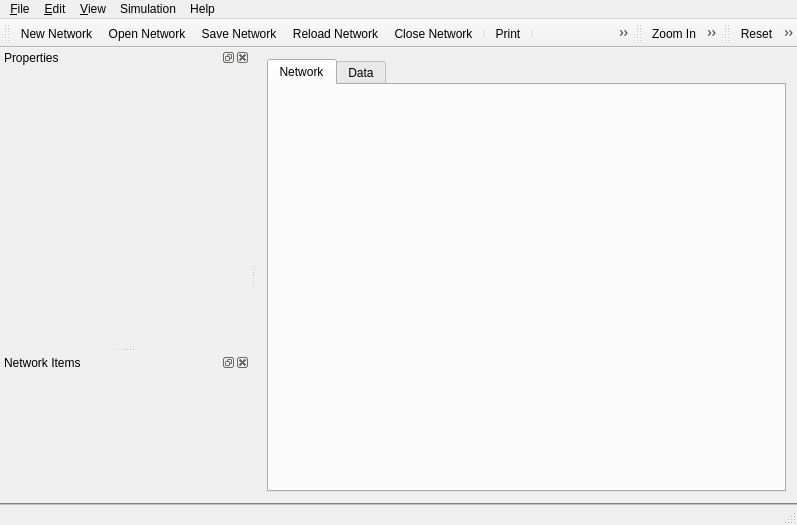
The window that src/neurogui/mainwindow.ui (chalcolith/neurolab) describes before a commit, drawn with Qt 5.
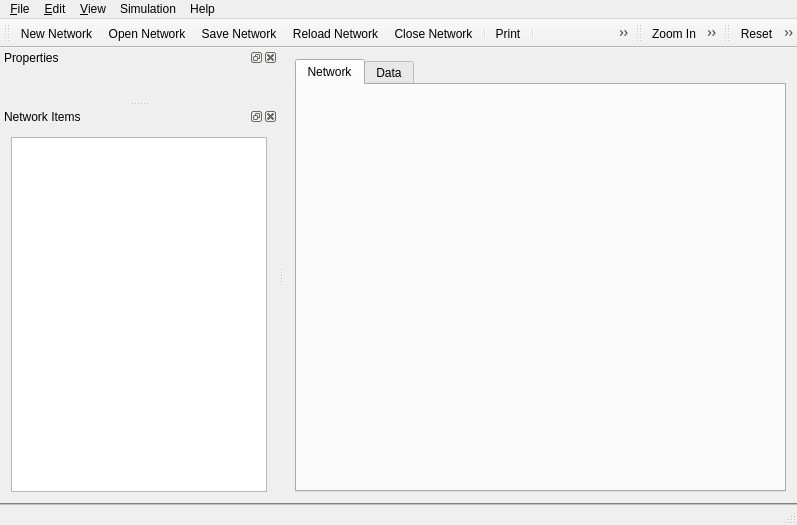
The same window after the commit. Icons and pictures are not drawn. Custom widgets are drawn as their Qt base class.

Commit message: work on item lists

Diff of the .ui file:
```diff
--- a/src/neurogui/mainwindow.ui
+++ b/src/neurogui/mainwindow.ui
@@ -227,7 +227,23 @@
    <attribute name="dockWidgetArea">
     <number>1</number>
    </attribute>
-   <widget class="QWidget" name="itemsContents"/>
+   <widget class="QWidget" name="itemsContents">
+    <layout class="QVBoxLayout" name="verticalLayout">
+     <item>
+      <widget class="ItemsListWidget" name="itemsList">
+       <property name="minimumSize">
+        <size>
+         <width>240</width>
+         <height>240</height>
+        </size>
+       </property>
+       <property name="toolTip">
+        <string>You can drag network items from here to the editing area.</string>
+       </property>
+      </widget>
+     </item>
+    </layout>
+   </widget>
   </widget>
   <action name="action_Open">
    <property name="icon">
@@ -516,6 +532,13 @@
   </action>
  </widget>
  <layoutdefault spacing="6" margin="11"/>
+ <customwidgets>
+  <customwidget>
+   <class>ItemsListWidget</class>
+   <extends>QListWidget</extends>
+   <header>../../src/neurogui/itemslistwidget.h</header>
+  </customwidget>
+ </customwidgets>
  <resources>
   <include location="neurogui.qrc"/>
  </resources>
```
The commit also changes 39 other files.
